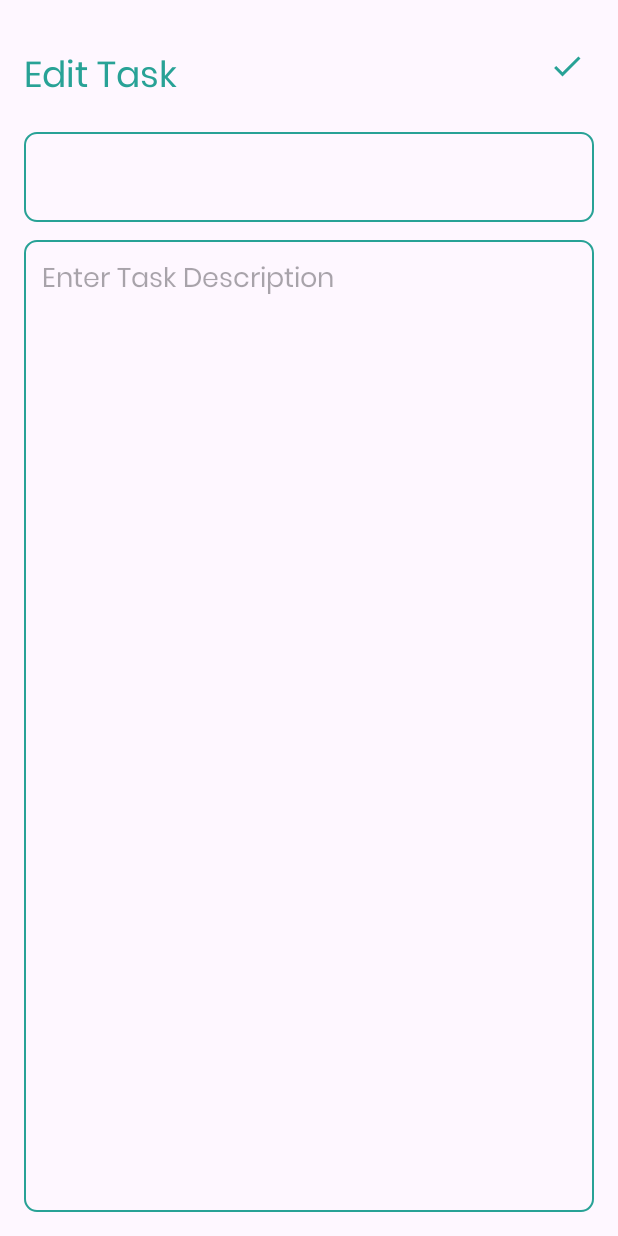
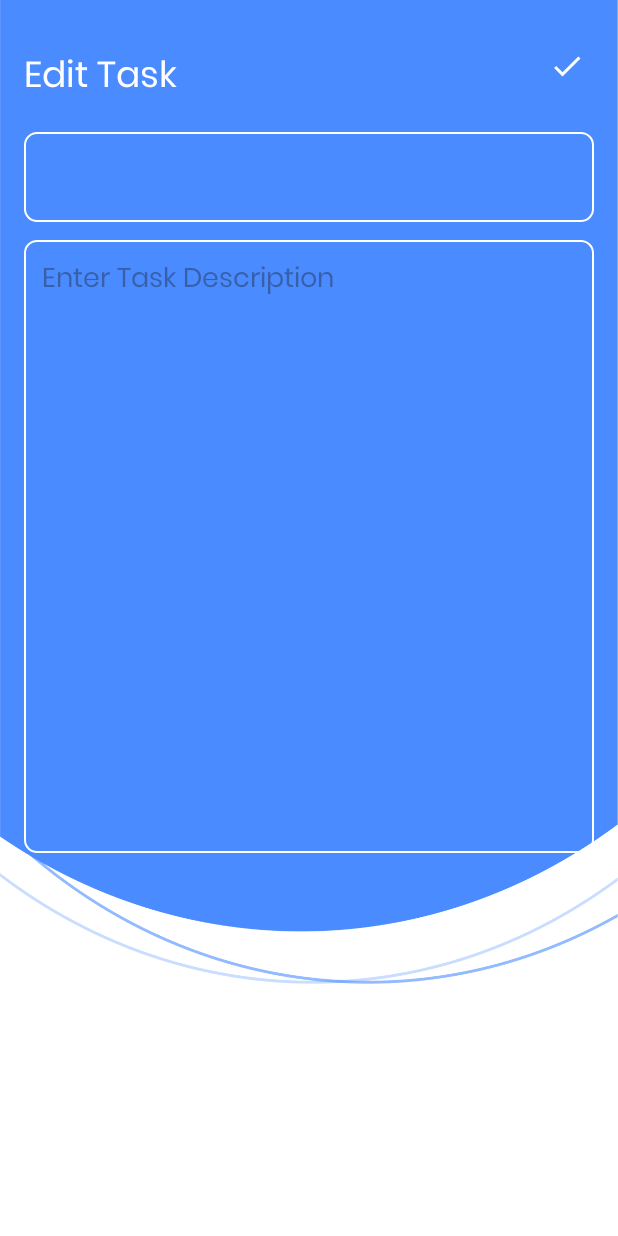
Before and after one commit to ruwanyahettiarachchi/Task-Tracker-Task-Management-App, an Android app: the UpdateTaskActivity screen opened directly, with no data from a screen before it, on a phone screen of 412 x 824 dp. Run offline under Robolectric (Android 15) with nearby library versions, the phone set to English and light mode, and no system bars; 1 statement that could not run was skipped.

Commit message:
upgrade of the app

```diff
--- a/app/src/main/res/drawable/baseline_add_24.xml
+++ b/app/src/main/res/drawable/baseline_add_24.xml
@@ -1,4 +1,4 @@
-<vector android:height="24dp" android:tint="#000000"
+<vector android:height="24dp" android:tint="#FFFFFF"
     android:viewportHeight="24" android:viewportWidth="24"
     android:width="24dp" xmlns:android="http://schemas.android.com/apk/res/android">
     <path android:fillColor="@android:color/white" android:pathData="M19,13h-6v6h-2v-6H5v-2h6V5h2v6h6v2z"/>
--- a/app/src/main/res/drawable/baseline_done_24.xml
+++ b/app/src/main/res/drawable/baseline_done_24.xml
@@ -1,4 +1,4 @@
-<vector android:height="24dp" android:tint="@color/green01"
+<vector android:height="24dp" android:tint="@color/white"
     android:viewportHeight="24" android:viewportWidth="24"
     android:width="24dp" xmlns:android="http://schemas.android.com/apk/res/android">
     <path android:fillColor="@android:color/white" android:pathData="M9,16.2L4.8,12l-1.4,1.4L9,19 21,7l-1.4,-1.4L9,16.2z"/>
--- a/app/src/main/res/drawable/green_border.xml
+++ b/app/src/main/res/drawable/green_border.xml
@@ -3,7 +3,7 @@
 
     <stroke
         android:width="1dp"
-        android:color="@color/green01"/>
+        android:color="@color/white"/>
 
     <corners
         android:radius="8dp"/>
--- a/app/src/main/res/layout/activity_main.xml
+++ b/app/src/main/res/layout/activity_main.xml
@@ -23,6 +23,7 @@
         android:layout_width="match_parent"
         android:layout_height="match_parent"
         android:layout_marginTop="50dp"
+        android:background="@drawable/backgrnd"
         android:padding="16dp" />
 
     <com.google.android.material.floatingactionbutton.FloatingActionButton
@@ -35,7 +36,7 @@
         android:layout_marginTop="16dp"
         android:layout_marginEnd="16dp"
         android:layout_marginBottom="16dp"
-        android:backgroundTint="@color/green01"
+        android:backgroundTint="#2196F3"
         android:src="@drawable/baseline_add_24" />
 
 
--- a/app/src/main/res/layout/activity_update_task.xml
+++ b/app/src/main/res/layout/activity_update_task.xml
@@ -3,6 +3,7 @@
     xmlns:tools="http://schemas.android.com/tools"
     android:layout_width="match_parent"
     android:layout_height="match_parent"
+    android:background="@drawable/backgrnd"
     android:orientation="vertical"
     android:padding="16dp"
     tools:context=".UpdateTaskActivity">
@@ -15,7 +16,8 @@
         android:layout_marginTop="16dp"
         android:fontFamily="@font/poppinss"
         android:text="Edit Task"
-        android:textColor="@color/green01"
+        android:textColor="@color/white"
+        android:textColorHint="@color/white"
         android:textSize="24sp" />
 
     <ImageView
@@ -34,20 +36,25 @@
         android:layout_below="@id/editTaskHeading"
         android:layout_marginTop="16dp"
         android:background="@drawable/green_border"
+        android:fontFamily="@font/poppinss"
         android:maxLines="1"
         android:padding="12dp"
-        android:textSize="20sp"
-        android:fontFamily="@font/poppinss"/>
+        android:textColor="@color/white"
+        android:textSize="20sp" />
 
     <EditText
         android:id="@+id/updateContentEditText"
-        android:layout_width="match_parent"
-        android:layout_height="match_parent"
+        android:layout_width="387dp"
+        android:layout_height="332dp"
         android:layout_below="@id/updateTitleEditText"
+        android:layout_alignParentBottom="true"
         android:layout_marginTop="12dp"
+        android:layout_marginBottom="239dp"
         android:background="@drawable/green_border"
         android:fontFamily="@font/poppinss"
         android:gravity="top"
         android:hint="Enter Task Description"
-        android:padding="12dp" />
+        android:padding="12dp"
+        android:textColor="@color/white"
+        android:textColorLink="@color/white" />
 </RelativeLayout>
--- a/app/src/main/res/values/colors.xml
+++ b/app/src/main/res/values/colors.xml
@@ -3,6 +3,6 @@
     <color name="black">#FF000000</color>
     <color name="white">#FFFFFFFF</color>
 
-    <color name="green01">#28A296</color>
+    <color name="green01">#3F51B5</color>
 
 </resources>
```
Also changed, not shown: app/src/main/res/layout/activity_add_task.xml (+12 -4 lines), app/src/main/res/drawable/backgrnd.jpg (added), 1 other file.
